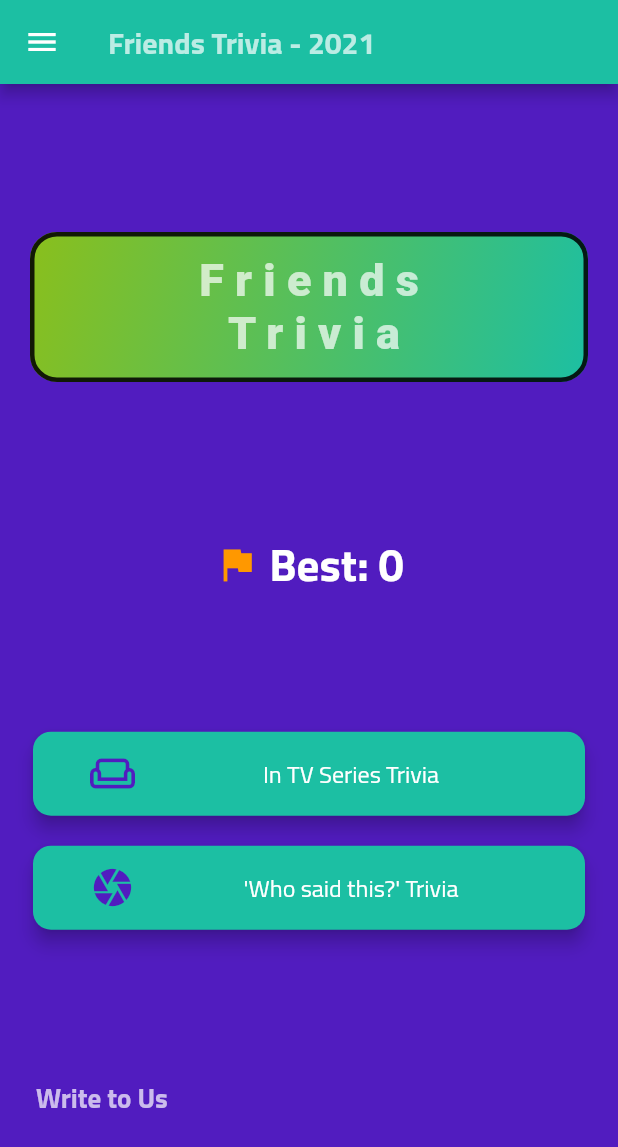
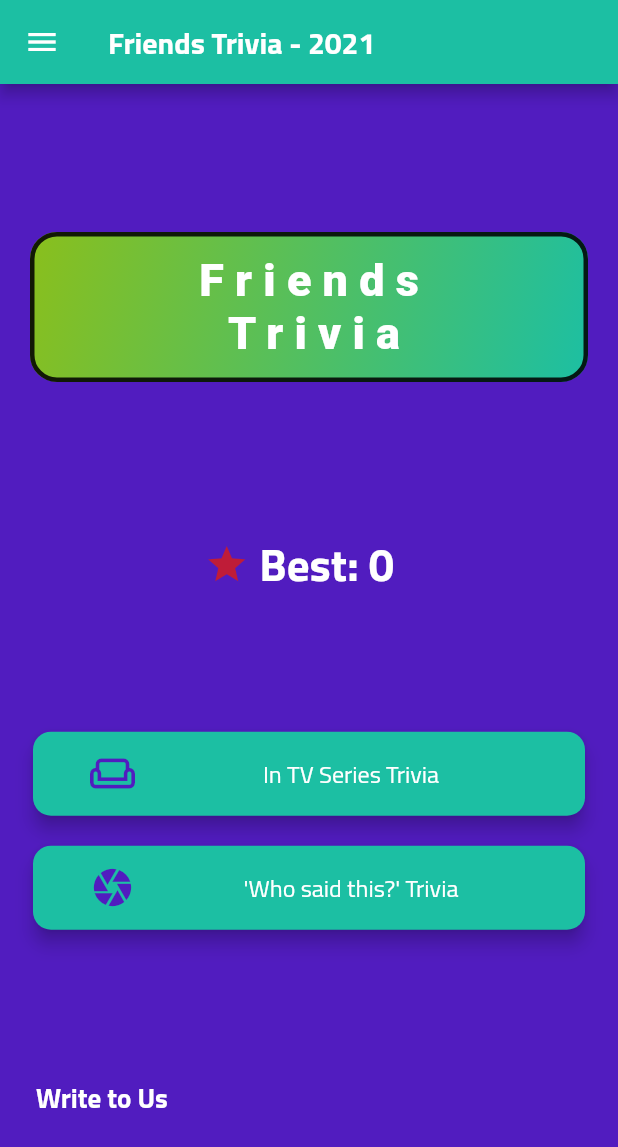
Before and after one commit to PimolTang/FriendsTrivia, a Flutter app: the MainMenuScreen screen opened by its route, on a phone screen of 412 x 824 dp. Shown: the top 1147 px of the screen. Run offline on Flutter 3.47's test engine with Material 2 defaults, Android fonts, the phone set to English and light mode, and no system bars; our stand-ins replace audioplayers, csv, progress_indicators, sqflite; missing offline and left inert: circular_countdown, frideos, twinkle_button; accounts and stored records are empty; Roboto replaces fonts that are missing (GabrielW).

Commit message:
20-Feb-21

```diff
--- a/lib/resources/constances.dart
+++ b/lib/resources/constances.dart
@@ -10,10 +10,10 @@
 const kColorThemeGreen =  Color(0xff8ABF1C);
 const kColorThemeTeal =  Color(0xff1CBFA3);
 
-const kColorWhite = Colors.white70;
+//const kColorWhite = Colors.white70;
 const kColorBlack = Colors.black87;
 const kColorPureBlack = Colors.black;
-const kColorPureWhite = Colors.white;
+const kColorWhite = Colors.white;
 
 const kColorYellow = Colors.yellowAccent;
 const kColorRed = Colors.redAccent;
@@ -36,13 +36,26 @@
 const Icon kGoIcon = Icon(Icons.forward, color: Colors.white,);
 const Icon kHomeIcon = Icon(Icons.home, color: Colors.white,);
 const Icon kFavoriteScoreIcon = Icon(Icons.favorite, size: 22, color: kColorThemeRed);
+const Icon kFavoriteScoreBigIcon = Icon(Icons.favorite, size: 34, color: kColorThemeRed);
+// NOTE:
+const Icon kBestIcon = Icon( Icons.grade, size: 30, color: kColorThemeRed);
+
+//--> S O U N D S
+const String kCorrectSound = 'sounds/Correct-answer.mp3';
+const String kInCorrectSound = 'sounds/Incorrect-answer.mp3';
+const String kTimedOutSound = 'sounds/Finish-answer.mp3';
 
 // --> Constants
-const int kNumberOfQuestionsPerSet = 10;
+const int kNumberOfQuestionsPerSet = 20;
 const int kTimeSecPerQuestion = 20;
 const int kDelayBetweenQuestionMilliSec = 3000; // 3000;
 const String kSection1Name = "In TV Series Trivia";
 const String kSection2Name = "\'Who said this?\' Trivia";
+
+const String kFanLevel1  = "Wow! You are the Biggest Fan!!";
+const String kFanLevel2  = "Not bad! Joey would be quite impressed with you.";
+const String kFanLevel3  = "Nobody likes a show-off, so everybody must like you!";
+const String kFanLevel4  = "On the bright side, you can only go up from here!";
 
 // TODO: TO BE USED
 const List<String> kSectionNames = [kSection1Name, kSection2Name];
@@ -75,3 +88,8 @@
 // 2. Silver Level: Just a Real True Fan
 // 3. Bronze Level: Just a Normal Fan
 // 4. Basic Level: Not-into-it Fan
+
+// BUGS:
+// 1. Disable Back button on ScoreSumScreen
+// 2. Put sounds; 3 cases!!
+// 3. Implement the new Countdown timer; https://pub.dev/packages/circular_countdown_timer!!
--- a/lib/screens/mainMenuScreen.dart
+++ b/lib/screens/mainMenuScreen.dart
@@ -80,11 +80,11 @@
                 kFriendsBanner,
 
                 Row( mainAxisAlignment: MainAxisAlignment.center,
-                     children: <Widget> [Icon(Icons.assistant_photo, color: Colors.orange, size: 30.0,),
-                                         Text (' Best: $baseScore', style: TextStyle(color: kColorPureWhite,
-                                                                              fontSize: 30.0, fontFamily: kDefaultFont,
-                                                                              fontWeight: FontWeight.w800),),
-                                        ],),
+                     children: <Widget> [kBestIcon,
+                                         Text (' Best: $baseScore  ', style: TextStyle(color: kColorWhite,
+                                                                    fontSize: 30.0, fontFamily: kDefaultFont,
+                                                                    fontWeight: FontWeight.w800),),
+                                         ],),
                 //--> Section 2: MENU
                 // TODO: put SizedBox() here with the calculatedHeights
                 SingleChildScrollView (
@@ -95,7 +95,7 @@
                             //--> Section 2.1:
                             RoundedMenuButton(bgColor: kColorThemeTeal,iconColor: kColorThemePurple,
                                 menuIcon: Icons.weekend_outlined,
-                                text: Text(kSection1Name, style: kDefaultTS.copyWith(color: kColorPureWhite),),
+                                text: Text(kSection1Name, style: kDefaultTS.copyWith(color: kColorWhite),),
                                 onPressed: () async {
                                         // Set SectionID = 1
                                         await DBService.instance.setcurrSectionID(1);
@@ -105,7 +105,7 @@
                             //--> Section 2.2:
                             RoundedMenuButton(bgColor: kColorThemeTeal,iconColor: kColorThemePurple,
                               menuIcon: Icons.camera,
-                                text: Text(kSection2Name, style: kDefaultTS.copyWith(color: kColorPureWhite)),
+                                text: Text(kSection2Name, style: kDefaultTS.copyWith(color: kColorWhite)),
                                 onPressed: () async {
                                         // Set SectionID = 2
                                         await DBService.instance.setcurrSectionID(2);
--- a/lib/screens/questionPageView.dart
+++ b/lib/screens/questionPageView.dart
@@ -63,7 +63,7 @@
       });
     }  else {
       Timer(Duration(milliseconds: (waitMilliSec/2).round()), () {
-          Navigator.pushNamed(context, '/scoresum');
+          Navigator.pushReplacementNamed(context, '/scoresum');
       });
     }
   }
```
Also changed, not shown: lib/screens/getStartedScreen.dart (+18 -1 lines), lib/screens/questionScreen.dart (+29 -41 lines), lib/screens/scoreSumScreen.dart (+18 -15 lines), lib/widgets/myBlinkButton.dart (deleted, +0 -49 lines), pubspec.yaml (+6 -1 lines), 9 other files.
